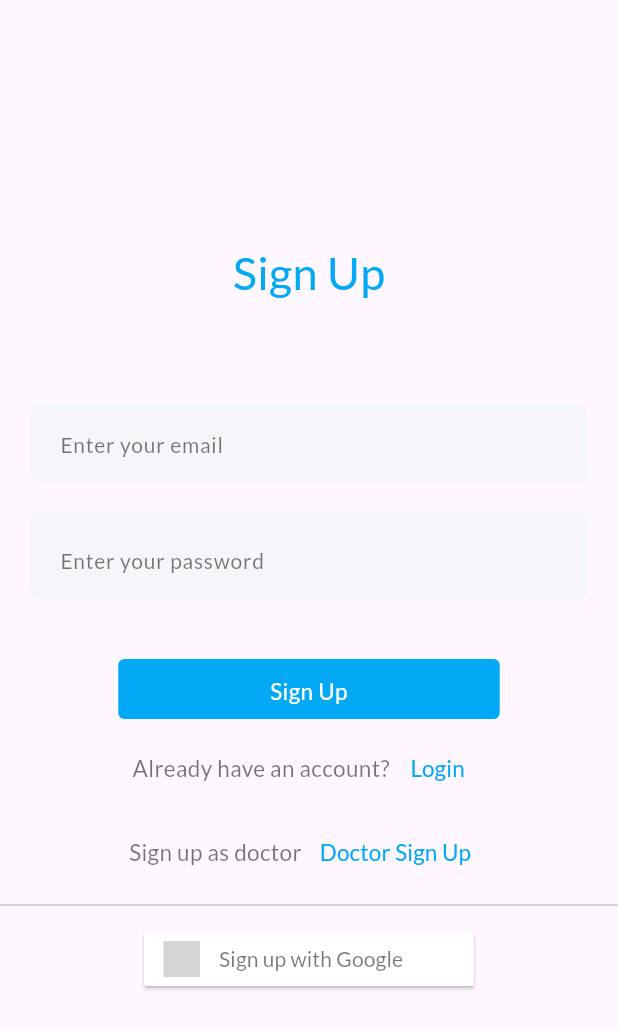
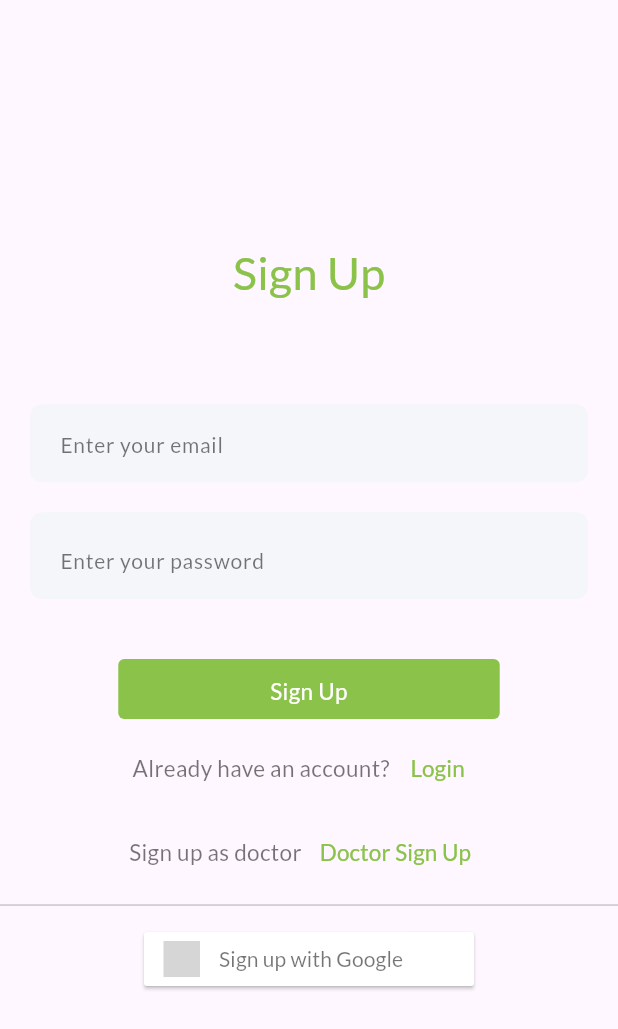
Before and after one commit to imobasshir/get_instant_help, a Flutter app: the screen it shows after launch, after a tap on "Sign Up", on a phone screen of 412 x 824 dp. Shown: the top 1029 px of the screen. Run offline on Flutter 3.47's test engine with Material 2 defaults, Android fonts, the phone set to English and light mode, and no system bars; our stand-ins replace cloud_firestore, firebase_auth, firebase_core, flutter_signin_button, google_fonts, google_sign_in and 1 more; missing offline and left inert: dart:ffi; accounts and stored records are empty; network calls fail; grey boxes are pictures that could not be loaded.

Commit message:
updated app

```diff
--- a/lib/main.dart
+++ b/lib/main.dart
@@ -34,7 +34,7 @@ class MyApp extends StatelessWidget {
       child: MaterialApp(
         title: 'Get Instant Help',
         theme: ThemeData(
-          primarySwatch: Colors.lightBlue,
+          primarySwatch: Colors.lightGreen,
           backgroundColor: Colors.white,
           useMaterial3: true,
           fontFamily: GoogleFonts.lato().fontFamily,
--- a/lib/pages/doctor_login.dart
+++ b/lib/pages/doctor_login.dart
@@ -48,7 +48,7 @@ class _DoctorLoginSignUpState extends State<DoctorLoginSignUp> {
             "Doctor Sign Up",
             style: TextStyle(
               fontSize: 30,
-              color: Colors.lightBlue,
+              color: Colors.lightGreen,
             ),
           ),
           SizedBox(height: MediaQuery.of(context).size.height * 0.08),
--- a/lib/pages/login_screen.dart
+++ b/lib/pages/login_screen.dart
@@ -44,7 +44,7 @@ class _LoginScreenState extends State<LoginScreen> {
             "Login",
             style: TextStyle(
               fontSize: 30,
-              color: Colors.lightBlue,
+              color: Colors.lightGreen,
             ),
           ),
           SizedBox(height: MediaQuery.of(context).size.height * 0.08),
@@ -94,7 +94,7 @@ class _LoginScreenState extends State<LoginScreen> {
                   "Sign Up",
                   style: TextStyle(
                     fontSize: 15,
-                    color: Colors.lightBlue,
+                    color: Colors.lightGreen,
                   ),
                 ),
               ),
--- a/lib/pages/signup.dart
+++ b/lib/pages/signup.dart
@@ -44,7 +44,7 @@ class _SignupScreenState extends State<SignupScreen> {
             "Sign Up",
             style: TextStyle(
               fontSize: 30,
-              color: Colors.lightBlue,
+              color: Colors.lightGreen,
             ),
           ),
           SizedBox(height: MediaQuery.of(context).size.height * 0.08),
@@ -94,7 +94,7 @@ class _SignupScreenState extends State<SignupScreen> {
                   "Login",
                   style: TextStyle(
                     fontSize: 15,
-                    color: Colors.lightBlue,
+                    color: Colors.lightGreen,
                   ),
                 ),
               ),
@@ -126,7 +126,7 @@ class _SignupScreenState extends State<SignupScreen> {
                   "Doctor Sign Up",
                   style: TextStyle(
                     fontSize: 15,
-                    color: Colors.lightBlue,
+                    color: Colors.lightGreen,
                   ),
                 ),
               ),
--- /dev/null
+++ b/lib/utils/settings.dart
@@ -0,0 +1,2 @@
+const appId = "b1100350d12043f0a68d0c708cf3503d";
+const token = "007eJxTYFBJ2Rpq8OWU7G+m6oDDd3enOLI9cVve/4v/03GvywxHplUrMCQZGhoYGJsapBgaGZgYpxkkmlmkGCSbG1gkpwFFjVNYJpgmtz00S16/eRETIwMEgvg8DBmpOQXxmXnFJYl5JQwMAKYLJRg=";
--- a/lib/widgets/buttons.dart
+++ b/lib/widgets/buttons.dart
@@ -19,7 +19,7 @@ class Button extends StatelessWidget {
         height: 210,
         width: 210,
         decoration: BoxDecoration(
-          color: Colors.lightBlueAccent,
+          color: Colors.lightGreen,
           borderRadius: BorderRadius.circular(105),
         ),
         child: Center(
--- a/lib/widgets/custom_buttons.dart
+++ b/lib/widgets/custom_buttons.dart
@@ -20,7 +20,7 @@ class CustomButton extends StatelessWidget {
         ),
         decoration: BoxDecoration(
           borderRadius: BorderRadius.circular(4),
-          color: Colors.lightBlue,
+          color: Colors.lightGreen,
         ),
         height: 40,
         width: MediaQuery.of(context).size.width / 1.62,
--- a/pubspec.yaml
+++ b/pubspec.yaml
@@ -39,6 +39,7 @@ dependencies:
   google_sign_in: ^5.4.1
   provider: ^6.0.3
   url_launcher: ^6.1.5
+  jitsi_meet: ^4.0.0
 
 dev_dependencies:
   flutter_lints: ^2.0.0
```
Also changed, not shown: lib/pages/home/home.dart (+4 -4 lines), lib/pages/home/pages/doctor.dart (+41 -2 lines), lib/widgets/video_call_buttons.dart (added, +51 -0 lines), lib/pages/videocall/video_call_screen.dart (added), pubspec.lock, 3 other files.
